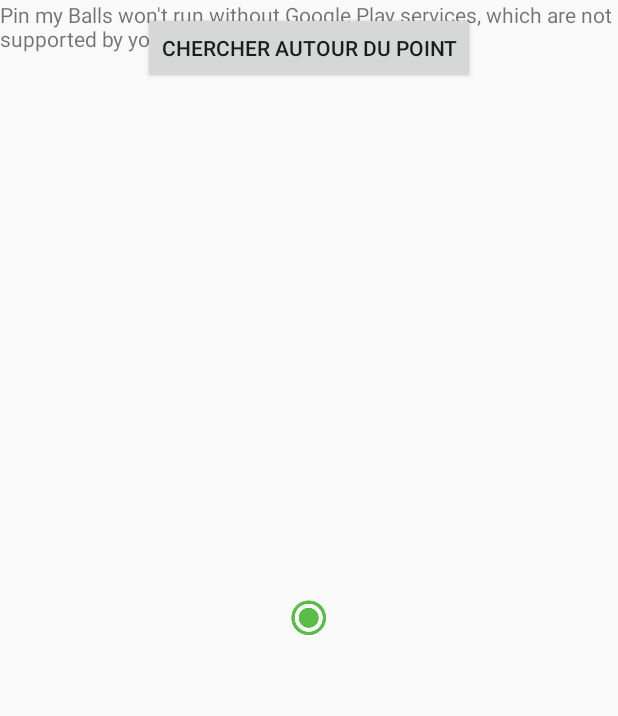
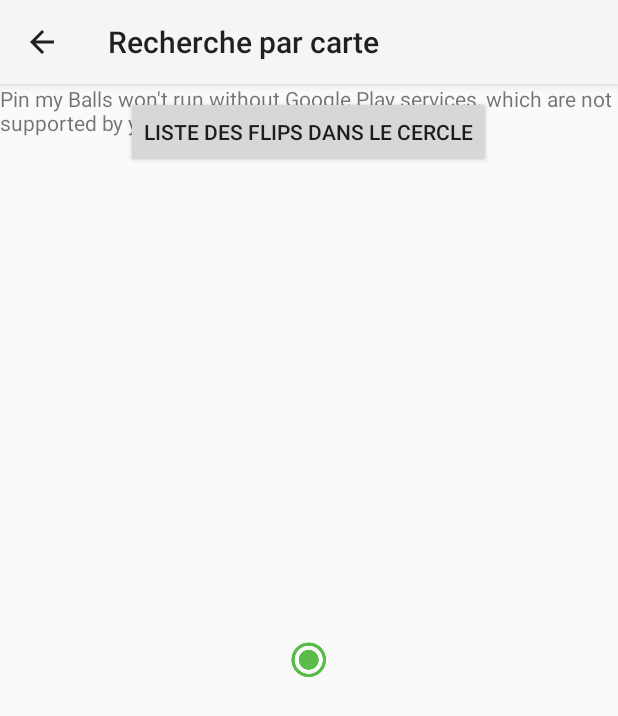
Before and after one commit to e5ky0/FlipperFinderApp, an Android app: the PageCarteSearch screen opened directly, with no data from a screen before it, on a phone screen of 412 x 824 dp. Shown: the top 716 px of the screen. Run offline under Robolectric (Android 15) with nearby library versions, the phone set to English and light mode, and no system bars.

Commit message:
New MapSearch Activity
Update

```diff
--- a/app/src/main/java/com/pinmyballs/PageCarteSearch.java
+++ b/app/src/main/java/com/pinmyballs/PageCarteSearch.java
@@ -1,24 +1,41 @@
 package com.pinmyballs;
+
 
 import android.app.Service;
 import android.content.Intent;
+import android.content.SharedPreferences;
+import android.graphics.Color;
 import android.location.Location;
 import android.location.LocationListener;
 import android.location.LocationManager;
 import android.os.Bundle;
 import android.support.v4.app.FragmentActivity;
+import android.support.v7.app.ActionBar;
+import android.support.v7.app.ActionBarActivity;
 import android.support.v7.app.AppCompatActivity;
-import android.support.v7.widget.Toolbar;
-import android.view.Display;
+import android.support.v7.widget.ActionBarContainer;
+import android.util.Log;
 import android.view.View;
 import android.widget.Button;
-import android.widget.Toast;
+
+import android.os.Bundle;
+import android.support.v4.app.FragmentActivity;
+import com.google.android.gms.maps.CameraUpdateFactory;
+import com.google.android.gms.maps.GoogleMap;
+import com.google.android.gms.maps.OnMapReadyCallback;
+import com.google.android.gms.maps.SupportMapFragment;
+import com.google.android.gms.maps.model.CameraPosition;
+import com.google.android.gms.maps.model.CircleOptions;
+import com.google.android.gms.maps.model.LatLng;
+import com.google.android.gms.maps.model.MarkerOptions;
+
 
 import com.google.android.gms.maps.CameraUpdate;
 import com.google.android.gms.maps.CameraUpdateFactory;
 import com.google.android.gms.maps.GoogleMap;
 import com.google.android.gms.maps.GoogleMap.OnInfoWindowClickListener;
 import com.google.android.gms.maps.LocationSource;
+import com.google.android.gms.maps.OnMapReadyCallback;
 import com.google.android.gms.maps.SupportMapFragment;
 import com.google.android.gms.maps.UiSettings;
 import com.google.android.gms.maps.model.BitmapDescriptorFactory;
@@ -34,64 +51,22 @@
 import java.util.HashMap;
 import java.util.Map;
 
-public class PageCarteSearch extends FragmentActivity implements
-LocationListener, LocationSource {
+import static com.pinmyballs.PagePreferences.KEY_PREFERENCES_RAYON;
+import static com.pinmyballs.PagePreferences.PREFERENCES_FILENAME;
+
+public class PageCarteSearch extends AppCompatActivity implements OnMapReadyCallback {
 
 	public final static String INTENT_LATITUDE = "com.pinmyballs.PageCarteFlipper.INTENT_LATITUDE";
     public final static String INTENT_LONGITUDE = "com.pinmyballs.PageCarteFlipper.INTENT_LONGITUDE";
 
-	private OnLocationChangedListener mListener;
-
+	//private OnLocationChangedListener mListener;
+	// LatLngBounds.Builder builder = null;
+    LatLng coord = new LatLng(45, 3 );
+    SharedPreferences settings;
+    double circleradius;
+    ActionBar mActionbar;
 	private GoogleMap gMap = null;
-	LatLngBounds.Builder builder = null;
-    LatLng coord = new LatLng(45, 3 );
     private LocationManager locationManager;
-
-	@SuppressWarnings("unchecked")
-	@Override
-	public void onCreate(Bundle savedInstanceState) {
-		super.onCreate(savedInstanceState);
-		setContentView(R.layout.activity_map_search);
-
-        Button cherche = (Button) findViewById(R.id.searchThisArea);
-        cherche.setOnClickListener(chercheListener);
-
-		locationManager = (LocationManager) getSystemService(Service.LOCATION_SERVICE);
-
-		gMap = ((SupportMapFragment) getSupportFragmentManager().findFragmentById(R.id.mapView)).getMap();
-        gMap.setMyLocationEnabled(true);
-        gMap.getUiSettings().setMyLocationButtonEnabled(true);
-        gMap.getUiSettings().setZoomControlsEnabled(true);
-
-
-        Intent i = getIntent();
-        coord = new LatLng(Double.parseDouble( i.getStringExtra(PageListeResultat.INTENT_LATITUDE)),
-                Double.parseDouble(i.getStringExtra(PageListeResultat.INTENT_LONGITUDE)));
-
-        gMap.moveCamera(CameraUpdateFactory.newLatLngZoom(coord, 7));
-        gMap.clear();
-
-		builder = new LatLngBounds.Builder();
-
-
-
-
-
-	}
-
-	@Override
-	public void onResume() {
-		super.onResume();
-	}
-
-	@Override
-	public void onPause() {
-		if (!MyLocation.checkLocationPermission(this) && locationManager != null) {
-			locationManager.removeUpdates(this);
-		}
-		super.onPause();
-	}
-
     private View.OnClickListener chercheListener = new View.OnClickListener() {
         public void onClick(View v) {
             Intent coordIntent = new Intent(PageCarteSearch.this, PageListeResultat.class);
@@ -102,28 +77,73 @@
         }
     };
 
+	@Override
+	public void onCreate(Bundle savedInstanceState) {
+        super.onCreate(savedInstanceState);
+        setContentView(R.layout.activity_map_search);
+        SupportMapFragment mapFragment = (SupportMapFragment) getSupportFragmentManager()
+                .findFragmentById(R.id.mapView);
+        mapFragment.getMapAsync(this);
+        settings = getSharedPreferences(PREFERENCES_FILENAME, 0);
+        circleradius = settings.getInt(KEY_PREFERENCES_RAYON, 50);
+
+        Button cherche = (Button) findViewById(R.id.searchThisArea);
+        cherche.setOnClickListener(chercheListener);
+
+        locationManager = (LocationManager) getSystemService(Service.LOCATION_SERVICE);
+
+        mActionbar = getSupportActionBar();
+        mActionbar.setTitle(R.string.headerPageCarteSearch);
+        mActionbar.setHomeButtonEnabled(true);
+        mActionbar.setDisplayHomeAsUpEnabled(true);
+
+        //gMap = ((SupportMapFragment) getSupportFragmentManager().findFragmentById(R.id.mapView)).getMap();
+        //builder = new LatLngBounds.Builder();
+    }
+
+        @Override
+        public void onMapReady(GoogleMap googleMap) {
+            gMap = googleMap;
+            gMap.setMyLocationEnabled(true);
+            gMap.getUiSettings().setMyLocationButtonEnabled(true);
+            gMap.getUiSettings().setZoomControlsEnabled(true);
+            Intent i = getIntent();
+            coord = new LatLng(Double.parseDouble(i.getStringExtra(PageListeResultat.INTENT_LATITUDE)),
+                    Double.parseDouble(i.getStringExtra(PageListeResultat.INTENT_LONGITUDE)));
+
+            gMap.addMarker(new MarkerOptions().position(coord));
+            gMap.moveCamera(CameraUpdateFactory.newLatLngZoom(coord, 7));
+
+            googleMap.setOnCameraChangeListener(new GoogleMap.OnCameraChangeListener() {
+                @Override
+                public void onCameraChange(CameraPosition cameraPosition) {
+                    gMap.clear();
+                    gMap.addMarker(new MarkerOptions()
+                            .position(new LatLng(cameraPosition.target.latitude, cameraPosition.target.longitude))
+                            .icon(BitmapDescriptorFactory.defaultMarker(BitmapDescriptorFactory.HUE_GREEN))
+                            .title("new")
+                            .visible(false));
+                    gMap.addCircle(new CircleOptions()
+                            .center(new LatLng(cameraPosition.target.latitude, cameraPosition.target.longitude))
+                            .radius(circleradius*1000)
+                            .fillColor(0x4033cc33)
+                            .strokeColor(Color.GREEN)
+                            .strokeWidth((float) 5));
+                }
+            });
+        }
+
+
 
 	@Override
-	public void activate(OnLocationChangedListener listener) {
-		mListener = listener;
+	public void onResume() {
+		super.onResume();
 	}
 
 	@Override
-	public void deactivate() {
-		mListener = null;
+	public void onPause() {
+        super.onPause();
 	}
-
-	@Override
-	public void onProviderDisabled(String provider) {}
-
-	@Override
-	public void onProviderEnabled(String provider) {}
-
-	@Override
-	public void onStatusChanged(String provider, int status, Bundle extras) {}
-
-	@Override
-	public void onLocationChanged(Location location) {}
 
 	@Override
 	public void onStart() {
--- a/app/src/main/res/values/strings.xml
+++ b/app/src/main/res/values/strings.xml
@@ -17,7 +17,7 @@
     <string name="title_activity_pageCarteFlipper">Localisation des flippers</string>
     <string name="alt_image_localisation">Localisation</string>
     <string name="alt_image_mapsearch">Localisation par la carte</string>
-    <string name="searchthisareatext">Chercher autour du point"</string>
+    <string name="searchthisareatext">Liste des flips dans le cercle"</string>
 
     <string name="hintRechercheAdresse">Taper votre adresse</string>
     <string name="BoutonAfficheListeFlipper">Afficher les flippers sur une carte</string>
@@ -60,6 +60,7 @@
     <string name="hintPseudo">Votre pseudo</string>
     <string name="hintNouveauModele">Le nouveau modèle</string>
     <string name="hintCommentaire">Tapez votre commentaire…</string>
+    <string name="hintCommentaireNew">Commentaire sur ce nouveau flipper…</string>
 
     <string name="boutonValideChangementModele">Valider le nouveau modèle</string>
 
@@ -68,8 +69,10 @@
 
     <string name="headerCommentaire">Derniers commentaires</string>
 
-    <string name="headerPreferences">Réglages</string>
+    <string name="headerPreferences">Préférences</string>
     <string name="headerSignalement">Signaler un flipper</string>
+
+    <string name="headerPageCarteSearch">Recherche par carte</string>
 
     <string name="mailContact">flipper.finder2@gmail.com</string>
 
```
